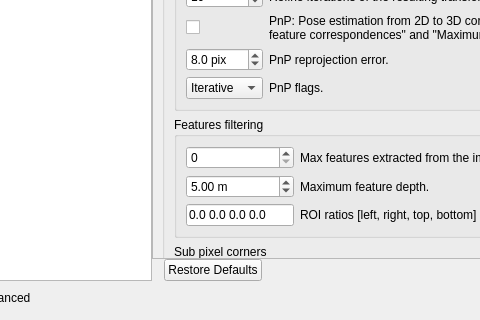
Above: guilib/src/ui/preferencesDialog.ui from introlab/rtabmap before the change; both pictures show x 115 to 595 and y 538 to 858 of the 1058 by 858 pixel window. Below: the same form after it.
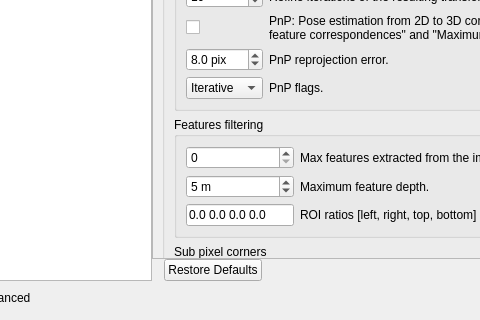
That is the form after the change. The open tabs and pages were chosen to show the change. Icons and pictures are not drawn. Custom widgets are drawn as their Qt base class.

The edit to the form file:
```diff
--- a/guilib/src/ui/preferencesDialog.ui
+++ b/guilib/src/ui/preferencesDialog.ui
@@ -63,7 +63,7 @@
           <property name="geometry">
            <rect>
             <x>0</x>
-            <y>-613</y>
+            <y>-450</y>
             <width>755</width>
             <height>1591</height>
            </rect>
@@ -7222,11 +7222,14 @@
                           <string> m</string>
                          </property>
                          <property name="decimals">
-                          <number>2</number>
+                          <number>0</number>
                          </property>
                          <property name="minimum">
                           <double>0.000000000000000</double>
                          </property>
+                         <property name="maximum">
+                          <double>999.000000000000000</double>
+                         </property>
                          <property name="singleStep">
                           <double>1.000000000000000</double>
                          </property>
```
Left out of the diff: 2 changed lines with no effect on the pictures.
